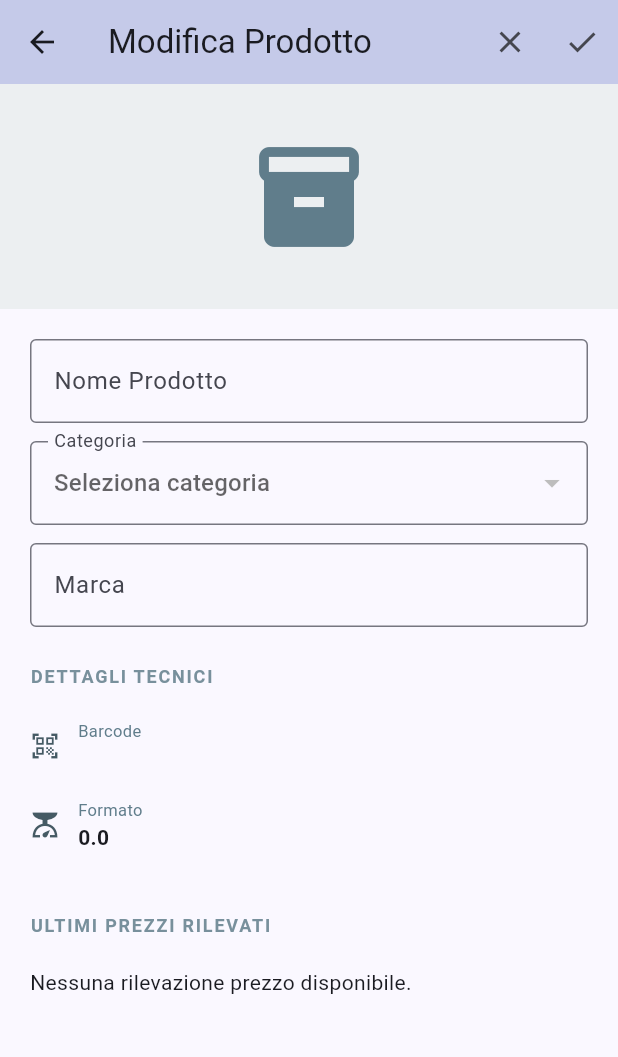
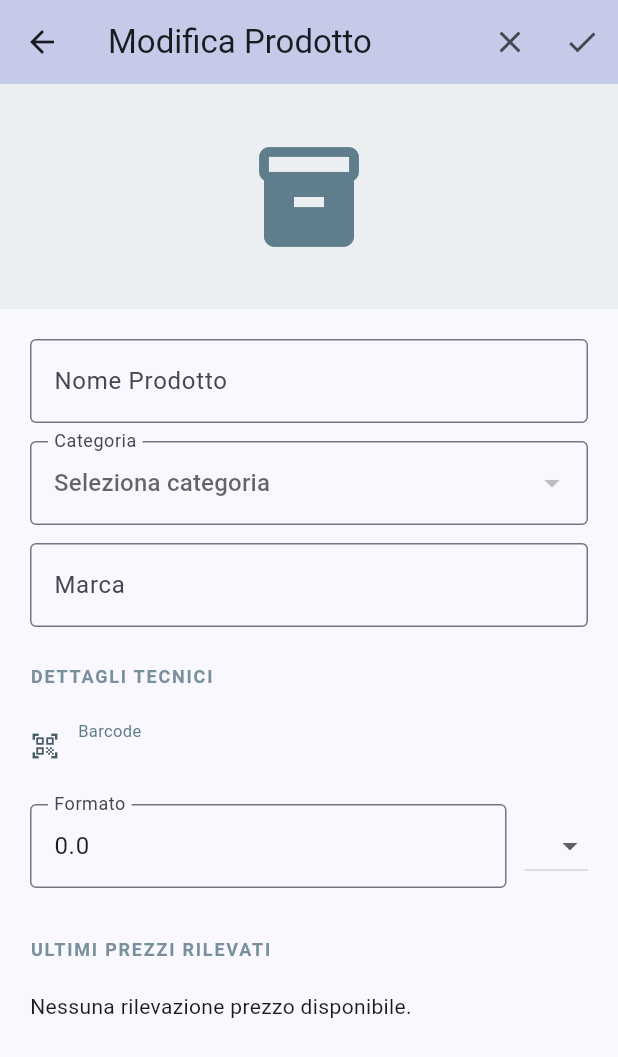
Before and after one commit to mirkocolombo1994/FlutterSpesApp, a Flutter app: the ProductDetailScreen screen opened directly with empty values, after a tap on the "edit" icon, on a phone screen of 412 x 824 dp. Shown: the top 1057 px of the screen. Run offline on Flutter 3.47's test engine with Material 3 defaults, Android fonts, the phone set to English and light mode, and no system bars; our stand-ins replace flutter_map, flutter_riverpod, geolocator, image_picker, latlong2, package_info_plus and 1 more; missing offline and left inert: mobile_scanner; accounts and stored records are empty.

Commit message:
style: improved kart experience

```diff
--- a/lib/spes_app/screens/product_detail_screen.dart
+++ b/lib/spes_app/screens/product_detail_screen.dart
@@ -31,6 +31,8 @@ class _ProductDetailScreenState extends ConsumerState<ProductDetailScreen> {
   late TextEditingController _nameController;
   late TextEditingController _categoryController;
   late TextEditingController _brandController;
+  late TextEditingController _weightController;
+  String? _weightUnit;
 
   List<PriceHistory> _history = [];
   bool _isLoadingHistory = true;
@@ -41,6 +43,8 @@ class _ProductDetailScreenState extends ConsumerState<ProductDetailScreen> {
     _nameController = TextEditingController(text: widget.product.name);
     _categoryController = TextEditingController(text: widget.product.category ?? '');
     _brandController = TextEditingController(text: widget.product.brand ?? '');
+    _weightController = TextEditingController(text: widget.product.weight?.toString() ?? '');
+    _weightUnit = widget.product.weightUnit ?? AppStrings.unitKg;
     _loadPriceHistory();
   }
 
@@ -49,6 +53,7 @@ class _ProductDetailScreenState extends ConsumerState<ProductDetailScreen> {
     _nameController.dispose();
     _categoryController.dispose();
     _brandController.dispose();
+    _weightController.dispose();
     super.dispose();
   }
 
@@ -70,8 +75,8 @@ class _ProductDetailScreenState extends ConsumerState<ProductDetailScreen> {
       name: _nameController.text.trim(),
       description: widget.product.description,
       brand: _brandController.text.trim(),
-      weight: widget.product.weight,
-      weightUnit: widget.product.weightUnit,
+      weight: double.tryParse(_weightController.text.replaceAll(',', '.')),
+      weightUnit: _weightUnit,
       imageUrl: widget.product.imageUrl,
       category: _categoryController.text.trim().isEmpty ? null : _categoryController.text.trim(),
       pricePerKg: widget.product.pricePerKg,
@@ -129,6 +134,8 @@ class _ProductDetailScreenState extends ConsumerState<ProductDetailScreen> {
                   _nameController.text = product.name;
                   _categoryController.text = product.category ?? '';
                   _brandController.text = product.brand ?? '';
+                  _weightController.text = product.weight?.toString() ?? '';
+                  _weightUnit = product.weightUnit ?? AppStrings.unitKg;
                 });
               },
             ),
@@ -274,6 +281,37 @@ class _ProductDetailScreenState extends ConsumerState<ProductDetailScreen> {
   }
 
   Widget _buildDetailsSection(Product product) {
+    if (_isEditing) {
+      return Column(
+        crossAxisAlignment: CrossAxisAlignment.start,
+        children: [
+          _buildSectionHeader(AppStrings.technicalDetails),
+          _buildInfoRow(Icons.qr_code_scanner, AppStrings.barcodeLabel, product.barcode),
+          const SizedBox(height: 12),
+          Row(
+            children: [
+              Expanded(
+                child: TextField(
+                  controller: _weightController,
+                  decoration: const InputDecoration(labelText: AppStrings.weightLabel, border: OutlineInputBorder()),
+                  keyboardType: TextInputType.number,
+                ),
+              ),
+              const SizedBox(width: 12),
+              DropdownButton<String>(
+                value: _weightUnit,
+                items: [AppStrings.unitKg, AppStrings.unitG, AppStrings.unitL, AppStrings.unitMl, AppStrings.unitPz]
+                    .map((u) => DropdownMenuItem(value: u, child: Text(u))).toList(),
+                onChanged: (val) {
+                  setState(() => _weightUnit = val);
+                },
+              )
+            ],
+          ),
+        ],
+      );
+    }
+
     return Column(
       crossAxisAlignment: CrossAxisAlignment.start,
       children: [
```
Also changed, not shown: lib/spes_app/providers/cart_provider.dart (+20 -0 lines), lib/spes_app/screens/add_product_screen.dart (+11 -1 lines), lib/spes_app/screens/current_shopping_screen.dart (+37 -4 lines), lib/spes_app/services/spes_app_database_helper.dart (+48 -1 lines).
